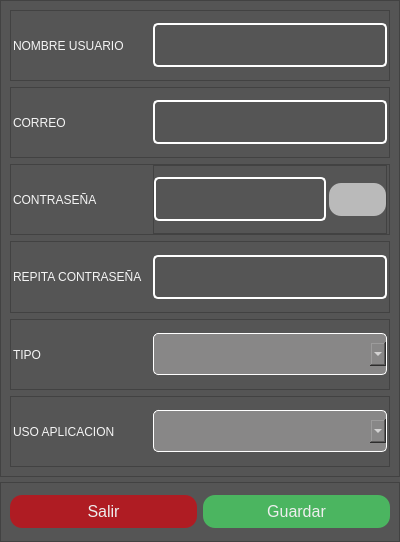
jhocepSan/deskopCandiaCar, file view/ModalUsuario.ui: the form before one commit.
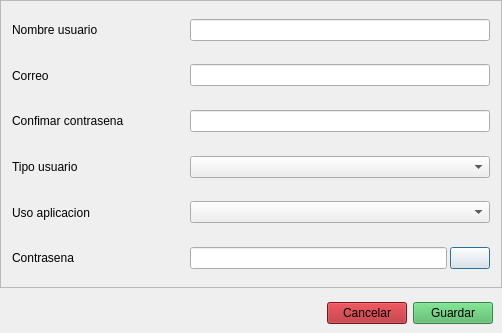
The form after the commit.

What changed in the file:
```diff
--- a/view/ModalUsuario.ui
+++ b/view/ModalUsuario.ui
@@ -6,17 +6,14 @@
    <rect>
     <x>0</x>
     <y>0</y>
-    <width>400</width>
-    <height>542</height>
+    <width>502</width>
+    <height>333</height>
    </rect>
   </property>
   <property name="windowTitle">
    <string>Usuario Sistema</string>
   </property>
-  <property name="styleSheet">
-   <string notr="true">background:rgb(85, 85, 85);</string>
-  </property>
-  <layout class="QVBoxLayout" name="verticalLayout_2" stretch="8,1">
+  <layout class="QVBoxLayout" name="verticalLayout_2" stretch="4,0">
    <property name="spacing">
     <number>5</number>
    </property>
@@ -34,43 +31,6 @@
    </property>
    <item>
     <widget class="QFrame" name="frame">
-     <property name="styleSheet">
-      <string notr="true">QLabel{
-color:rgb(245, 245, 245);
-font:77 10pt 'Arial Black';
-}
-QPushButton{
-border-radius: 12px;
-color:rgb(238, 238, 238);
-background-color:rgb(186, 186, 186);
-padding: 7px 7px;
-  text-align: center;
-  font-size: 16px;
-}
-QPushButton:hover{
-background-color: #04AA6D; /* Green */
-color: white;
-}
-QLineEdit{
-padding: 12px 20px;
-margin: 8px 0;
-border: 2px solid #fff;
-border-radius: 5px;
-font:77 16px 'Arial Black';
-color:rgb(238, 238, 238);
-}
-QComboBox{
-	border-radius:5px;
-	font:16 'Arial Black';
-	background:rgb(136, 135, 135);
-	border: 1px solid #fff;
-	padding: 12px 20px;
-	margin: 8px 0;
-	color:rgb(255, 255, 255);
-	font-weight: bold;
-}
-</string>
-     </property>
      <property name="frameShape">
       <enum>QFrame::StyledPanel</enum>
      </property>
@@ -81,7 +41,7 @@
       <item>
        <widget class="QFrame" name="frame_2">
         <property name="frameShape">
-         <enum>QFrame::StyledPanel</enum>
+         <enum>QFrame::NoFrame</enum>
         </property>
         <property name="frameShadow">
          <enum>QFrame::Raised</enum>
@@ -91,18 +51,18 @@
           <number>2</number>
          </property>
          <property name="topMargin">
-          <number>2</number>
+          <number>0</number>
          </property>
          <property name="rightMargin">
           <number>2</number>
          </property>
          <property name="bottomMargin">
-          <number>2</number>
+          <number>0</number>
          </property>
          <item>
           <widget class="QLabel" name="label">
            <property name="text">
-            <string>NOMBRE USUARIO</string>
+            <string>Nombre usuario</string>
            </property>
            <property name="alignment">
             <set>Qt::AlignLeading|Qt::AlignLeft|Qt::AlignVCenter</set>
@@ -118,7 +78,7 @@
       <item>
        <widget class="QFrame" name="frame_4">
         <property name="frameShape">
-         <enum>QFrame::StyledPanel</enum>
+         <enum>QFrame::NoFrame</enum>
         </property>
         <property name="frameShadow">
          <enum>QFrame::Raised</enum>
@@ -139,7 +99,7 @@
          <item>
           <widget class="QLabel" name="label_2">
            <property name="text">
-            <string>CORREO</string>
+            <string>Correo</string>
            </property>
            <property name="alignment">
             <set>Qt::AlignLeading|Qt::AlignLeft|Qt::AlignVCenter</set>
@@ -152,10 +112,124 @@
         </layout>
        </widget>
       </item>
+      <item>
+       <widget class="QFrame" name="frame_8">
+        <property name="frameShape">
+         <enum>QFrame::NoFrame</enum>
+        </property>
+        <property name="frameShadow">
+         <enum>QFrame::Raised</enum>
+        </property>
+        <property name="lineWidth">
+         <number>1</number>
+        </property>
+        <layout class="QHBoxLayout" name="horizontalLayout_7" stretch="4,7">
+         <property name="leftMargin">
+          <number>2</number>
+         </property>
+         <property name="topMargin">
+          <number>2</number>
+         </property>
+         <property name="rightMargin">
+          <number>2</number>
+         </property>
+         <property name="bottomMargin">
+          <number>2</number>
+         </property>
+         <item>
+          <widget class="QLabel" name="label_6">
+           <property name="text">
+            <string>Confimar contrasena</string>
+           </property>
+           <property name="alignment">
+            <set>Qt::AlignLeading|Qt::AlignLeft|Qt::AlignVCenter</set>
+           </property>
+          </widget>
+         </item>
+         <item>
+          <widget class="QLineEdit" name="linePasswordR"/>
+         </item>
+        </layout>
+       </widget>
+      </item>
+      <item>
+       <widget class="QFrame" name="frame_3">
+        <property name="frameShape">
+         <enum>QFrame::NoFrame</enum>
+        </property>
+        <property name="frameShadow">
+         <enum>QFrame::Raised</enum>
+        </property>
+        <layout class="QHBoxLayout" name="horizontalLayout_5" stretch="4,7">
+         <property name="leftMargin">
+          <number>2</number>
+         </property>
+         <property name="topMargin">
+          <number>2</number>
+         </property>
+         <property name="rightMargin">
+          <number>2</number>
+         </property>
+         <property name="bottomMargin">
+          <number>2</number>
+         </property>
+         <item>
+          <widget class="QLabel" name="label_3">
+           <property name="text">
+            <string>Tipo usuario</string>
+           </property>
+           <property name="alignment">
+            <set>Qt::AlignLeading|Qt::AlignLeft|Qt::AlignVCenter</set>
+           </property>
+          </widget>
+         </item>
+         <item>
+          <widget class="QComboBox" name="combTipoUser"/>
+         </item>
+        </layout>
+       </widget>
+      </item>
+      <item>
+       <widget class="QFrame" name="frame_7">
+        <property name="frameShape">
+         <enum>QFrame::NoFrame</enum>
+        </property>
+        <property name="frameShadow">
+         <enum>QFrame::Raised</enum>
+        </property>
+        <layout class="QHBoxLayout" name="horizontalLayout_6" stretch="4,7">
+         <property name="leftMargin">
+          <number>2</number>
+         </property>
+         <property name="topMargin">
+          <number>2</number>
+         </property>
+         <property name="rightMargin">
+          <number>2</number>
+         </property>
+         <property name="bottomMargin">
+          <number>2</number>
+         </property>
+         <item>
+          <widget class="QLabel" name="label_5">
+           <property name="text">
+            <string>Uso aplicacion</string>
+           </property>
+           <property name="alignment">
+            <set>Qt::AlignLeading|Qt::AlignLeft|Qt::AlignVCenter</set>
+           </property>
+          </widget>
+         </item>
+         <item>
+          <widget class="QComboBox" name="combUsoApp"/>
+         </item>
+        </layout>
+       </widget>
+      </item>
       <item>
        <widget class="QFrame" name="frame_6">
         <property name="frameShape">
-         <enum>QFrame::StyledPanel</enum>
+         <enum>QFrame::NoFrame</enum>
         </property>
         <property name="frameShadow">
          <enum>QFrame::Raised</enum>
@@ -176,7 +250,7 @@
          <item>
           <widget class="QLabel" name="label_4">
            <property name="text">
-            <string>CONTRASEÑA</string>
+            <string>Contrasena</string>
            </property>
            <property name="alignment">
             <set>Qt::AlignLeading|Qt::AlignLeft|Qt::AlignVCenter</set>
@@ -186,7 +260,7 @@
          <item>
           <widget class="QFrame" name="frame_9">
            <property name="frameShape">
-            <enum>QFrame::StyledPanel</enum>
+            <enum>QFrame::NoFrame</enum>
            </property>
            <property name="frameShadow">
             <enum>QFrame::Raised</enum>
@@ -229,156 +303,24 @@
         </layout>
        </widget>
       </item>
-      <item>
-       <widget class="QFrame" name="frame_8">
-        <property name="frameShape">
-         <enum>QFrame::StyledPanel</enum>
-        </property>
-        <property name="frameShadow">
-         <enum>QFrame::Raised</enum>
-        </property>
-        <layout class="QHBoxLayout" name="horizontalLayout_7" stretch="4,7">
-         <property name="leftMargin">
-          <number>2</number>
-         </property>
-         <property name="topMargin">
-          <number>2</number>
-         </property>
-         <property name="rightMargin">
-          <number>2</number>
-         </property>
-         <property name="bottomMargin">
-          <number>2</number>
-         </property>
-         <item>
-          <widget class="QLabel" name="label_6">
-           <property name="text">
-            <string>REPITA CONTRASEÑA</string>
-           </property>
-           <property name="alignment">
-            <set>Qt::AlignLeading|Qt::AlignLeft|Qt::AlignVCenter</set>
-           </property>
-          </widget>
-         </item>
-         <item>
-          <widget class="QLineEdit" name="linePasswordR"/>
-         </item>
-        </layout>
-       </widget>
-      </item>
-      <item>
-       <widget class="QFrame" name="frame_3">
-        <property name="frameShape">
-         <enum>QFrame::StyledPanel</enum>
-        </property>
-        <property name="frameShadow">
-         <enum>QFrame::Raised</enum>
-        </property>
-        <layout class="QHBoxLayout" name="horizontalLayout_5" stretch="4,7">
-         <property name="leftMargin">
-          <number>2</number>
-         </property>
-         <property name="topMargin">
-          <number>2</number>
-         </property>
-         <property name="rightMargin">
-          <number>2</number>
-         </property>
-         <property name="bottomMargin">
-          <number>2</number>
-         </property>
-         <item>
-          <widget class="QLabel" name="label_3">
-           <property name="text">
-            <string>TIPO</string>
-           </property>
-           <property name="alignment">
-            <set>Qt::AlignLeading|Qt::AlignLeft|Qt::AlignVCenter</set>
-           </property>
-          </widget>
-         </item>
-         <item>
-          <widget class="QComboBox" name="combTipoUser"/>
-         </item>
-        </layout>
-       </widget>
-      </item>
-      <item>
-       <widget class="QFrame" name="frame_7">
-        <property name="frameShape">
-         <enum>QFrame::StyledPanel</enum>
-        </property>
-        <property name="frameShadow">
-         <enum>QFrame::Raised</enum>
-        </property>
-        <layout class="QHBoxLayout" name="horizontalLayout_6" stretch="4,7">
-         <property name="leftMargin">
-          <number>2</number>
-         </property>
-         <property name="topMargin">
-          <number>2</number>
-         </property>
-         <property name="rightMargin">
-          <number>2</number>
-         </property>
-         <property name="bottomMargin">
-          <number>2</number>
-         </property>
-         <item>
-          <widget class="QLabel" name="label_5">
-           <property name="text">
-            <string>USO APLICACION</string>
-           </property>
-           <property name="alignment">
-            <set>Qt::AlignLeading|Qt::AlignLeft|Qt::AlignVCenter</set>
-           </property>
-          </widget>
-         </item>
-         <item>
-          <widget class="QComboBox" name="combUsoApp"/>
-         </item>
-        </layout>
-       </widget>
-      </item>
      </layout>
     </widget>
    </item>
    <item>
     <widget class="QFrame" name="frame_5">
-     <property name="styleSheet">
-      <string notr="true">QLabel{
-color:rgb(245, 245, 245);
-font:77 10pt 'Arial Black';
-}
-QPushButton{
-border-radius: 12px;
-color:rgb(238, 238, 238);
-background-color:rgb(186, 186, 186);
-padding: 7px 7px;
-  text-align: center;
-  font-size: 16px;
-}
-QPushButton:hover{
-background-color: #04AA6D; /* Green */
-color: white;
-}
-QLineEdit{
-padding: 12px 20px;
-margin: 8px 0;
-border: 2px solid #fff;
-border-radius: 5px;
-font:77 16px 'Arial Black';
-color:rgb(238, 238, 238);
-}
-</string>
-     </property>
      <property name="frameShape">
-      <enum>QFrame::StyledPanel</enum>
+      <enum>QFrame::NoFrame</enum>
      </property>
      <property name="frameShadow">
       <enum>QFrame::Raised</enum>
      </property>
-     <layout class="QHBoxLayout" name="horizontalLayout">
+     <layout class="QHBoxLayout" name="horizontalLayout" stretch="3,0,0">
+      <property name="bottomMargin">
+       <number>9</number>
+      </property>
+      <item>
+       <layout class="QVBoxLayout" name="verticalLayout_3"/>
+      </item>
       <item>
        <widget class="QPushButton" name="btnSalir">
         <property name="styleSheet">
@@ -387,7 +329,7 @@
 }</string>
         </property>
         <property name="text">
-         <string>Salir</string>
+         <string>Cancelar</string>
         </property>
         <property name="iconSize">
          <size>
```
Left out of the diff: 2 changed lines with no effect on the pictures.
